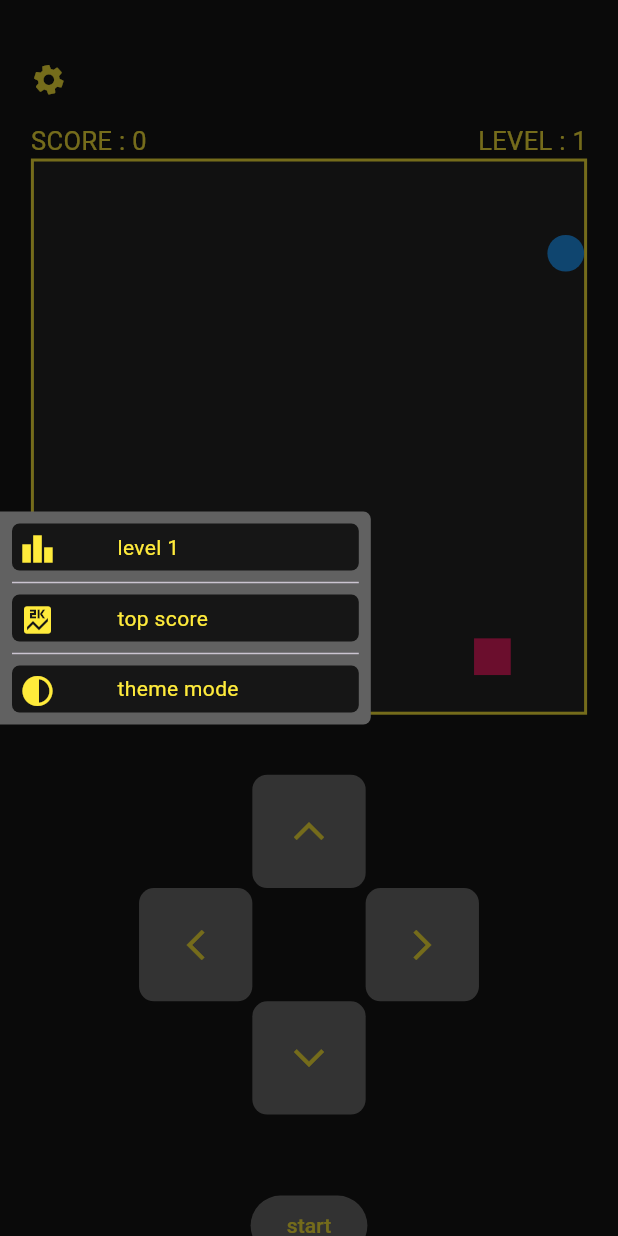
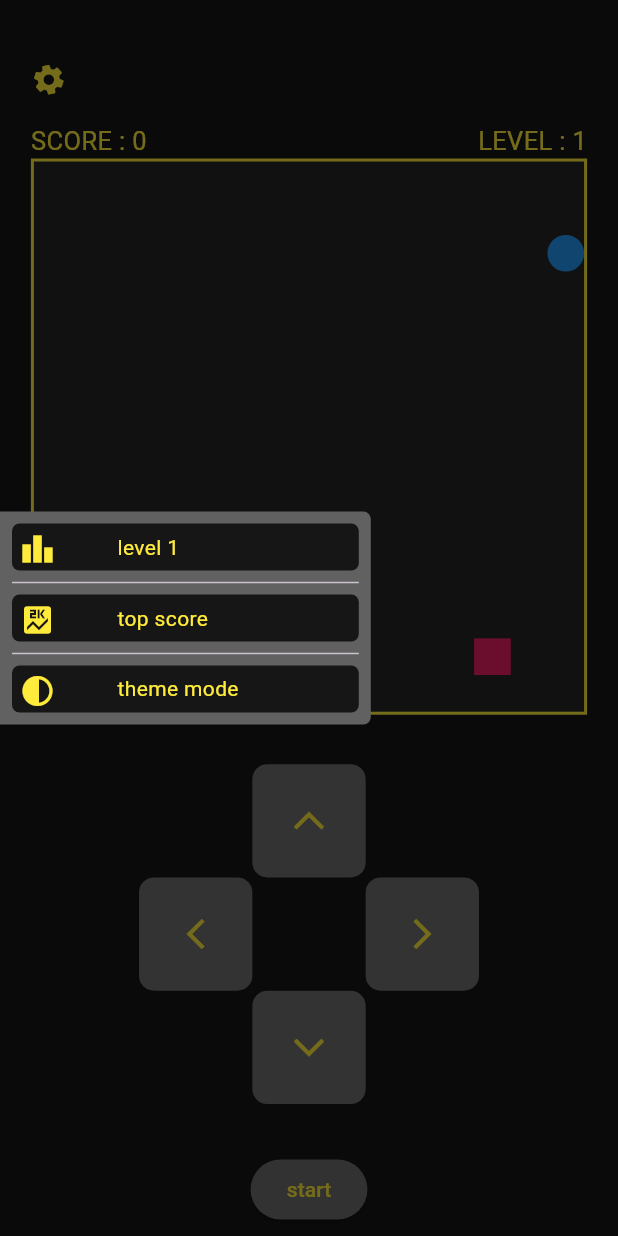
Before and after one commit to AmineDEVWEBAPP/snakeGame, a Flutter app: the screen it shows after launch, with the side drawer open, on a phone screen of 412 x 824 dp. Run offline on Flutter 3.47's test engine with Material 3 defaults, Android fonts, the phone set to English and light mode, and no system bars; our stand-ins replace audioplayers, get, shared_preferences.

Commit message:
fix issus (deform sizes)

```diff
--- a/lib/main.dart
+++ b/lib/main.dart
@@ -1,5 +1,5 @@
 import 'package:flutter/material.dart';
-import 'package:get/route_manager.dart';
+import 'package:get/get.dart';
 
 import 'controller/route_controller.dart';
 import 'controller/theme_controller.dart';
@@ -20,6 +20,5 @@ class MyApp extends StatelessWidget {
     theme: ThemeController.theme,
     themeMode: ThemeController.mode,
     initialRoute: RouteController.gamePage.name,
-    getPages: [RouteController.gamePage],
-  );
+getPages: [RouteController.gamePage],  );
 }
--- a/lib/view/screen/drawer.dart
+++ b/lib/view/screen/drawer.dart
@@ -22,8 +22,9 @@ class _GameDrawerState extends State<GameDrawer> {
 
   @override
   Widget build(BuildContext context) {
+    final Size size=MediaQuery.sizeOf(context);
     return Container(
-      width: Get.width * 0.6,
+      width: size.width * 0.6,
       padding: EdgeInsets.symmetric(horizontal: 8, vertical: 8),
       decoration: BoxDecoration(
         color: _theme.hintColor,
@@ -68,7 +69,7 @@ class _GameDrawerState extends State<GameDrawer> {
               titleStyle: TextStyle(fontSize: 15),
               middleTextStyle: TextStyle(fontSize: 30),
             );
-          }),
+          },size),
           Divider(),
           GameDrawerButton(
             icon: Icons.contrast,
@@ -94,11 +95,11 @@ class _GameDrawerState extends State<GameDrawer> {
     );
   }
 
-  Widget _button(IconData icon, String label, void Function() onTap) {
+  Widget _button(IconData icon, String label, void Function() onTap,Size size) {
     return InkWell(
       onTap: onTap,
       child: Container(
-        height: Get.height * 0.038,
+        height: size.height * 0.038,
         padding: EdgeInsets.symmetric(vertical: 5, horizontal: 5),
         decoration: BoxDecoration(
           color: _theme.scaffoldBackgroundColor,
@@ -107,7 +108,7 @@ class _GameDrawerState extends State<GameDrawer> {
         child: Row(
           children: [
             Icon(icon),
-            SizedBox(width: Get.width * 0.1),
+            SizedBox(width: size.width * 0.1),
             Text(label),
           ],
         ),
--- a/lib/view/screen/game_page.dart
+++ b/lib/view/screen/game_page.dart
@@ -21,6 +21,8 @@ class GamePage extends StatelessWidget {
 
   @override
   Widget build(BuildContext context) {
+    final Size size = MediaQuery.sizeOf(context);
+
     return Scaffold(
       key: _scaffoldState,
       drawer: GameDrawer(),
@@ -28,17 +30,17 @@ class GamePage extends StatelessWidget {
         _gdContr.drawerAnimation();
       },
       body: Container(
-        width: Get.width,
-        padding: EdgeInsets.symmetric(horizontal: Get.width * 0.05),
+        width: size.width,
+        padding: EdgeInsets.symmetric(horizontal: size.width * 0.05),
         child: Column(
           children: [
-            SizedBox(height: Get.height * 0.05),
+            SizedBox(height: size.height * 0.05),
             DrawerIcon(
               onTap: () {
                 _scaffoldState.currentState?.openDrawer();
               },
             ),
-            SizedBox(height: Get.height * 0.02),
+            SizedBox(height: size.height * 0.02),
             GetBuilder<GameController>(
               id: 'info',
               builder: (controller) => Row(
@@ -50,14 +52,14 @@ class GamePage extends StatelessWidget {
               ),
             ),
             GameCard(),
-            SizedBox(height: 40),
+            SizedBox(height: size.height * 0.04),
             ControlleButtons(
               left: _sContr.toLeft,
               right: _sContr.toRight,
               top: _sContr.toTop,
               bottom: _sContr.toBottom,
             ),
-            SizedBox(height: 50),
+            SizedBox(height: size.height * 0.04),
             GetBuilder<GameController>(
               id: 'statusButton',
               builder: (controller) => ElevatedButton(
--- a/lib/view/widget/drawer/button.dart
+++ b/lib/view/widget/drawer/button.dart
@@ -1,5 +1,4 @@
 import 'package:flutter/material.dart';
-import 'package:get/get.dart';
 
 import '../../../controller/theme_controller.dart';
 import 'expanded_dialog.dart';
@@ -25,12 +24,13 @@ class GameDrawerButton extends StatelessWidget {
   final ThemeData _theme = ThemeController.theme;
   @override
   Widget build(BuildContext context) {
+    final Size size = MediaQuery.sizeOf(context);
     return Column(
       children: [
         InkWell(
           onTap: onTap,
           child: Container(
-            height: Get.height * 0.038,
+            height: size.height * 0.038,
             padding: EdgeInsets.symmetric(vertical: 5, horizontal: 5),
             decoration: BoxDecoration(
               color: _theme.scaffoldBackgroundColor,
@@ -39,7 +39,7 @@ class GameDrawerButton extends StatelessWidget {
             child: Row(
               children: [
                 Icon(icon),
-                SizedBox(width: Get.width * 0.1),
+                SizedBox(width: size.width * 0.1),
                 Text(title),
               ],
             ),
--- a/lib/view/widget/game-page/controlle_buttons.dart
+++ b/lib/view/widget/game-page/controlle_buttons.dart
@@ -1,5 +1,4 @@
 import 'package:flutter/material.dart';
-import 'package:get/get.dart';
 
 import '../../../controller/theme_controller.dart';
 
@@ -16,30 +15,38 @@ class ControlleButtons extends StatelessWidget {
   final void Function() top;
   final void Function() bottom;
   final void Function() right;
-  final double _cardSize = Get.width * 0.55;
+
   @override
   Widget build(BuildContext context) {
+    final double cardSize = MediaQuery.sizeOf(context).width * 0.55;
     return SizedBox(
-      width: _cardSize,
-      height: _cardSize,
+      width: cardSize,
+      height: cardSize,
       child: Row(
         children: [
-          _button(left),
+          _button(left, cardSize: cardSize),
           Column(
             mainAxisAlignment: MainAxisAlignment.spaceBetween,
-            children: [_button(top, turns: 1), _button(bottom, turns: -1)],
+            children: [
+              _button(top, turns: 1, cardSize: cardSize),
+              _button(bottom, turns: -1, cardSize: cardSize),
+            ],
           ),
-          _button(right, turns: 2),
+          _button(right, turns: 2, cardSize: cardSize),
         ],
       ),
     );
   }
 
-  Widget _button(void Function() onTap, {int? turns}) => GestureDetector(
+  Widget _button(
+    void Function() onTap, {
+    int? turns,
+    required double cardSize,
+  }) => GestureDetector(
     onTap: onTap,
     child: Container(
-      width: _cardSize / 3,
-      height: _cardSize / 3,
+      width: cardSize / 3,
+      height: cardSize / 3,
       decoration: BoxDecoration(
         color: _appTheme.cardColor,
         borderRadius: BorderRadius.circular(10),
--- a/lib/view/widget/game-page/game_card.dart
+++ b/lib/view/widget/game-page/game_card.dart
@@ -8,9 +8,9 @@ import '../../../controller/theme_controller.dart';
 class GameCard extends StatelessWidget {
   GameCard({super.key});
   final ThemeData _theme = ThemeController.theme;
-  final double cardSize = Get.width * 0.9;
   @override
   Widget build(BuildContext context) {
+    final double cardSize = MediaQuery.sizeOf(context).width * 0.9;
     return Container(
       height: cardSize,
       width: cardSize,
```
